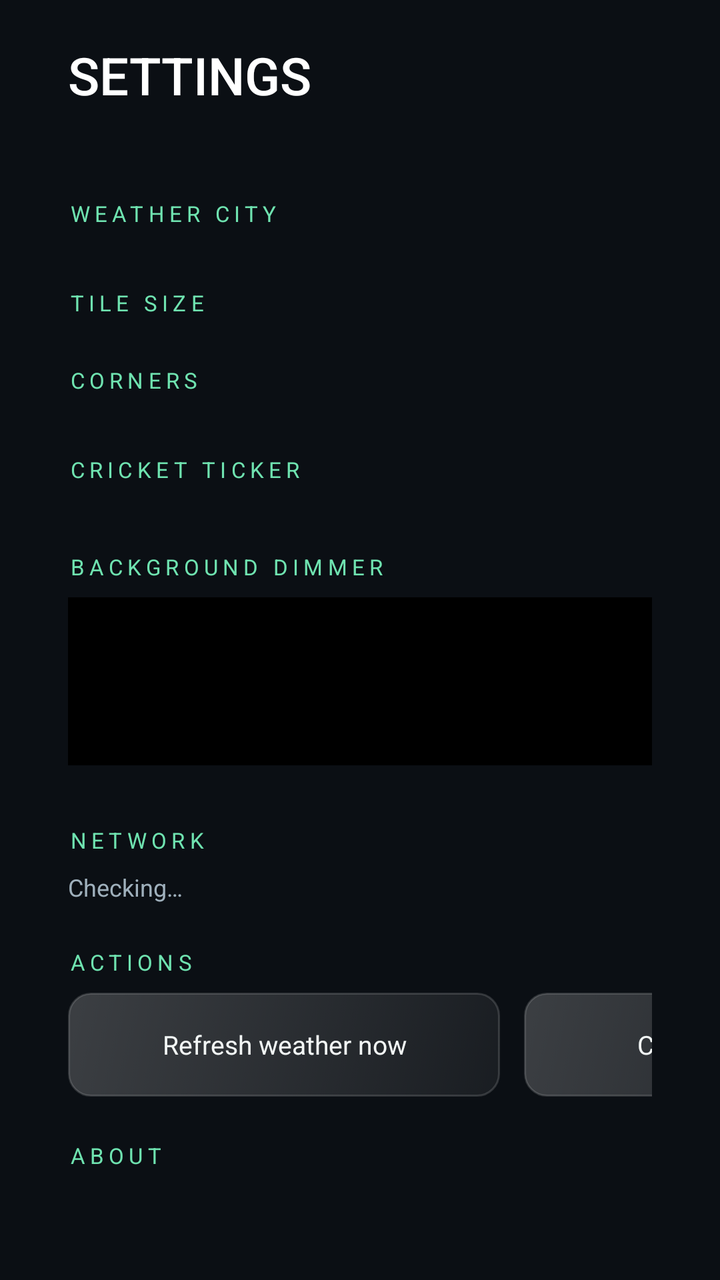
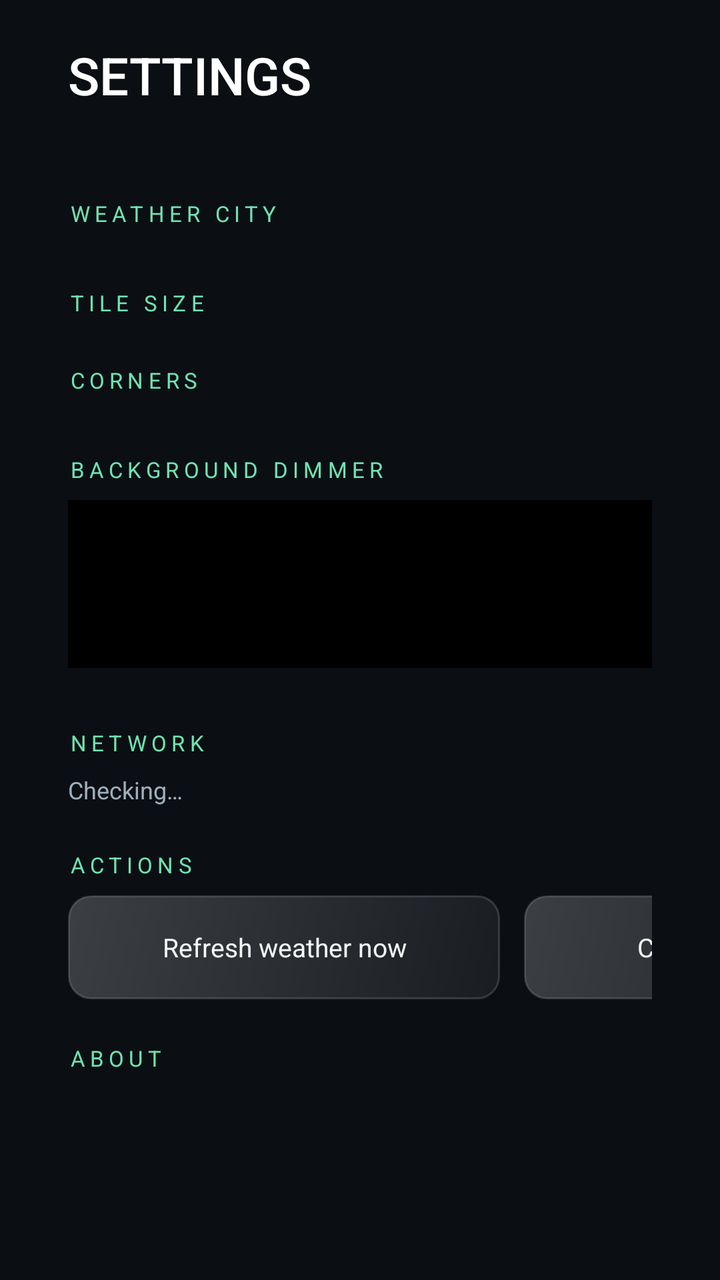

An Android layout rendered at two revisions. The XML below is the earlier revision; the diff shows what the commit changed to produce the second picture.
<!-- AndroidManifest.xml: application theme AppTheme -->
<!-- res/layout/activity_settings.xml -->
<?xml version="1.0" encoding="utf-8"?>
<ScrollView xmlns:android="http://schemas.android.com/apk/res/android"
    android:layout_width="match_parent"
    android:layout_height="match_parent"
    android:background="@color/bg"
    android:fillViewport="true">

    <LinearLayout
        android:layout_width="match_parent"
        android:layout_height="wrap_content"
        android:orientation="vertical"
        android:paddingLeft="34dp"
        android:paddingTop="20dp"
        android:paddingRight="34dp"
        android:paddingBottom="22dp">

        <TextView
            android:layout_width="wrap_content"
            android:layout_height="wrap_content"
            android:fontFamily="sans-serif-medium"
            android:text="SETTINGS"
            android:textColor="#FFFFFF"
            android:textSize="26sp" />

        <TextView
            android:id="@+id/sub"
            android:layout_width="wrap_content"
            android:layout_height="wrap_content"
            android:layout_marginTop="4dp"
            android:textColor="@color/muted"
            android:textSize="12sp" />

        <TextView
            android:layout_width="wrap_content"
            android:layout_height="wrap_content"
            android:layout_marginTop="24dp"
            android:letterSpacing="0.22"
            android:text="WEATHER CITY"
            android:textColor="@color/green_soft"
            android:textSize="11sp" />

        <LinearLayout
            android:id="@+id/cityRow"
            android:layout_width="match_parent"
            android:layout_height="wrap_content"
            android:layout_marginTop="8dp"
            android:orientation="vertical" />

        <TextView
            android:layout_width="wrap_content"
            android:layout_height="wrap_content"
            android:layout_marginTop="22dp"
            android:letterSpacing="0.22"
            android:text="TILE SIZE"
            android:textColor="@color/green_soft"
            android:textSize="11sp" />

        <LinearLayout
            android:id="@+id/sizeRow"
            android:layout_width="match_parent"
            android:layout_height="wrap_content"
            android:layout_marginTop="8dp"
            android:orientation="horizontal" />

        <TextView
            android:layout_width="wrap_content"
            android:layout_height="wrap_content"
            android:layout_marginTop="16dp"
            android:letterSpacing="0.22"
            android:text="CORNERS"
            android:textColor="@color/green_soft"
            android:textSize="11sp" />

        <LinearLayout
            android:id="@+id/cornerRow"
            android:layout_width="match_parent"
            android:layout_height="wrap_content"
            android:layout_marginTop="8dp"
            android:orientation="horizontal" />

        <TextView
            android:layout_width="wrap_content"
            android:layout_height="wrap_content"
            android:layout_marginTop="22dp"
            android:letterSpacing="0.22"
            android:text="CRICKET TICKER"
            android:textColor="@color/green_soft"
            android:textSize="11sp" />

        <LinearLayout
            android:id="@+id/tickerToggleRow"
            android:layout_width="match_parent"
            android:layout_height="wrap_content"
            android:layout_marginTop="8dp"
            android:orientation="horizontal" />

        <LinearLayout
            android:id="@+id/feedRow"
            android:layout_width="match_parent"
            android:layout_height="wrap_content"
            android:layout_marginTop="4dp"
            android:orientation="horizontal" />

        <TextView
            android:layout_width="wrap_content"
            android:layout_height="wrap_content"
            android:layout_marginTop="22dp"
            android:letterSpacing="0.22"
            android:text="BACKGROUND DIMMER"
            android:textColor="@color/green_soft"
            android:textSize="11sp" />

        <FrameLayout
            android:id="@+id/dimPreview"
            android:layout_width="match_parent"
            android:layout_height="84dp"
            android:layout_marginTop="8dp"
            android:background="@drawable/card_bg_sm">

            <ImageView
                android:id="@+id/dimPreviewWall"
                android:layout_width="match_parent"
                android:layout_height="match_parent"
                android:contentDescription="@null"
                android:scaleType="centerCrop" />

            <View
                android:id="@+id/dimPreviewScrim"
                android:layout_width="match_parent"
                android:layout_height="match_parent"
                android:background="#000000" />
        </FrameLayout>

        <LinearLayout
            android:id="@+id/dimRow"
            android:layout_width="match_parent"
            android:layout_height="wrap_content"
            android:layout_marginTop="8dp"
            android:orientation="horizontal" />

        <TextView
            android:layout_width="wrap_content"
            android:layout_height="wrap_content"
            android:layout_marginTop="22dp"
            android:letterSpacing="0.22"
            android:text="NETWORK"
            android:textColor="@color/green_soft"
            android:textSize="11sp" />

        <TextView
            android:id="@+id/netStatus"
            android:layout_width="match_parent"
            android:layout_height="wrap_content"
            android:layout_marginTop="8dp"
            android:text="Checking…"
            android:textColor="@color/muted"
            android:textSize="12sp" />

        <TextView
            android:layout_width="wrap_content"
            android:layout_height="wrap_content"
            android:layout_marginTop="22dp"
            android:letterSpacing="0.22"
            android:text="ACTIONS"
            android:textColor="@color/green_soft"
            android:textSize="11sp" />

        <LinearLayout
            android:layout_width="match_parent"
            android:layout_height="wrap_content"
            android:layout_marginTop="8dp"
            android:orientation="horizontal">

            <TextView
                android:id="@+id/btnRefresh"
                android:layout_width="216dp"
                android:layout_height="52dp"
                android:background="@drawable/card_bg_sm"
                android:clickable="true"
                android:focusable="true"
                android:focusableInTouchMode="true"
                android:gravity="center"
                android:text="Refresh weather now"
                android:textColor="@color/text"
                android:textSize="13sp" />

            <TextView
                android:id="@+id/btnWallpaper"
                android:layout_width="216dp"
                android:layout_height="52dp"
                android:layout_marginStart="12dp"
                android:background="@drawable/card_bg_sm"
                android:clickable="true"
                android:focusable="true"
                android:focusableInTouchMode="true"
                android:gravity="center"
                android:text="Change wallpaper"
                android:textColor="@color/text"
                android:textSize="13sp" />

            <TextView
                android:id="@+id/btnSystemSettings"
                android:layout_width="216dp"
                android:layout_height="52dp"
                android:layout_marginStart="12dp"
                android:background="@drawable/card_bg_sm"
                android:clickable="true"
                android:focusable="true"
                android:focusableInTouchMode="true"
                android:gravity="center"
                android:text="System settings"
                android:textColor="@color/text"
                android:textSize="13sp" />
        </LinearLayout>

        <TextView
            android:layout_width="wrap_content"
            android:layout_height="wrap_content"
            android:layout_marginTop="22dp"
            android:letterSpacing="0.22"
            android:text="ABOUT"
            android:textColor="@color/green_soft"
            android:textSize="11sp" />

        <TextView
            android:id="@+id/info"
            android:layout_width="match_parent"
            android:layout_height="wrap_content"
            android:layout_marginTop="8dp"
            android:lineSpacingExtra="3dp"
            android:textColor="@color/muted"
            android:textSize="12sp" />
    </LinearLayout>
</ScrollView>
<!-- resources referenced by this layout -->
<resources>
  <color name="bg">#0B0F14</color>
  <color name="green_soft">#6FE3B0</color>
  <color name="muted">#9FB0BC</color>
  <color name="text">#F2F6F5</color>
  <!-- drawable card_bg_sm (drawable) -->
  <?xml version="1.0" encoding="utf-8"?>
  <selector xmlns:android="http://schemas.android.com/apk/res/android">
      <item android:state_focused="true">
          <layer-list>
              <item>
                  <shape android:shape="rectangle">
                      <corners android:radius="14dp" />
                      <solid android:color="#00000000" />
                      <stroke android:width="5dp" android:color="#3D00E676" />
                  </shape>
              </item>
              <item android:left="3dp" android:top="3dp" android:right="3dp" android:bottom="3dp">
                  <shape android:shape="rectangle">
                      <corners android:radius="11dp" />
                      <gradient
                          android:angle="315"
                          android:startColor="#46FFFFFF"
                          android:endColor="#1FFFFFFF" />
                      <stroke android:width="2dp" android:color="@color/green" />
                  </shape>
              </item>
          </layer-list>
      </item>
      <item>
          <shape android:shape="rectangle">
              <corners android:radius="11dp" />
              <gradient
                  android:angle="315"
                  android:startColor="#33FFFFFF"
                  android:endColor="#0FFFFFFF" />
              <stroke android:width="1dp" android:color="#26FFFFFF" />
          </shape>
      </item>
  </selector>
  <style name="AppTheme" parent="@android:style/Theme.Material.NoActionBar">
          <item name="android:windowBackground">@color/bg</item>
          <item name="android:windowFullscreen">true</item>
          <item name="android:colorAccent">@color/green</item>
          <item name="android:windowActionModeOverlay">true</item>
          <item name="android:windowNoTitle">true</item>
      </style>
  <color name="green">#00E676</color>
</resources>

<!-- the commit's change to res/layout/activity_settings.xml (unified diff, before → after) -->
@@ -76,29 +76,6 @@
             android:layout_width="match_parent"
             android:layout_height="wrap_content"
             android:layout_marginTop="8dp"
-            android:orientation="horizontal" />
-
-        <TextView
-            android:layout_width="wrap_content"
-            android:layout_height="wrap_content"
-            android:layout_marginTop="22dp"
-            android:letterSpacing="0.22"
-            android:text="CRICKET TICKER"
-            android:textColor="@color/green_soft"
-            android:textSize="11sp" />
-
-        <LinearLayout
-            android:id="@+id/tickerToggleRow"
-            android:layout_width="match_parent"
-            android:layout_height="wrap_content"
-            android:layout_marginTop="8dp"
-            android:orientation="horizontal" />
-
-        <LinearLayout
-            android:id="@+id/feedRow"
-            android:layout_width="match_parent"
-            android:layout_height="wrap_content"
-            android:layout_marginTop="4dp"
             android:orientation="horizontal" />
 
         <TextView
